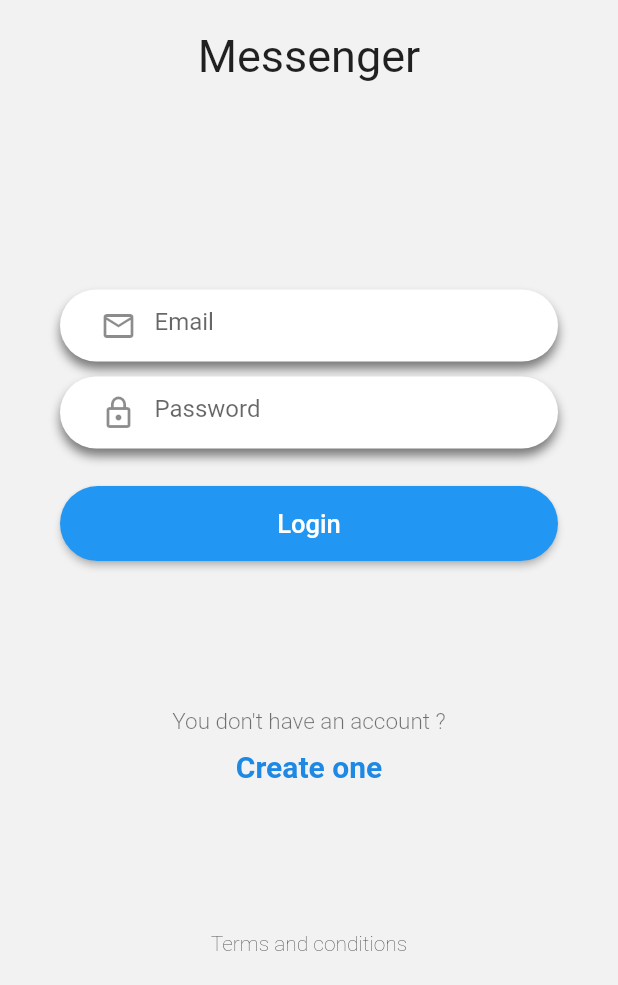
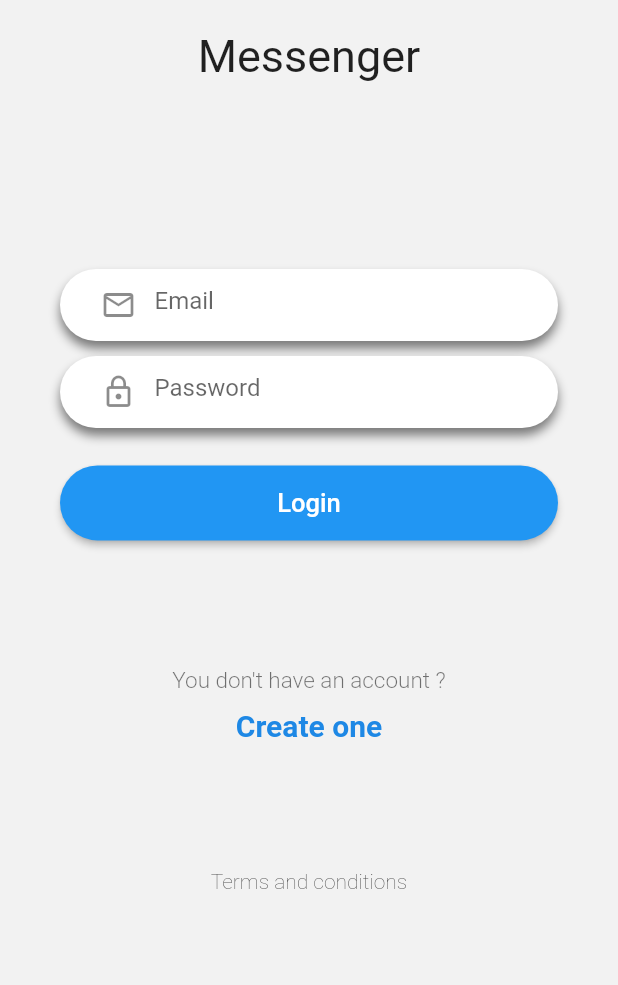
Before and after one commit to HajdukSanchez/chat, a Flutter app: the screen it shows after launch, on a phone screen of 412 x 824 dp, the part 251-1236 px from its top. Run offline on Flutter 3.47's test engine with Material 2 defaults, Android fonts, the phone set to English and light mode, and no system bars.

Commit message:
:construction: [ADD] Scroll navigation screen

```diff
--- a/lib/pages/login_page.dart
+++ b/lib/pages/login_page.dart
@@ -13,6 +13,11 @@ class LoginPage extends StatelessWidget {
     return Scaffold(
       backgroundColor: const Color(0xfff2f2f2),
       body: SafeArea(
+          child: SingleChildScrollView(
+              physics: const BouncingScrollPhysics(), // The scroll physics
+              child: SizedBox(
+                height: MediaQuery.of(context).size.height *
+                    0.95, // 95% of the screen height
                 child: Column(
                   mainAxisAlignment: MainAxisAlignment.spaceBetween,
                   children: <Widget>[
@@ -30,7 +35,8 @@ class LoginPage extends StatelessWidget {
                       ),
                     )
                   ],
-      )),
+                ),
+              ))),
     );
   }
 }
```
Lines whose indentation alone changed are shown as unchanged.
